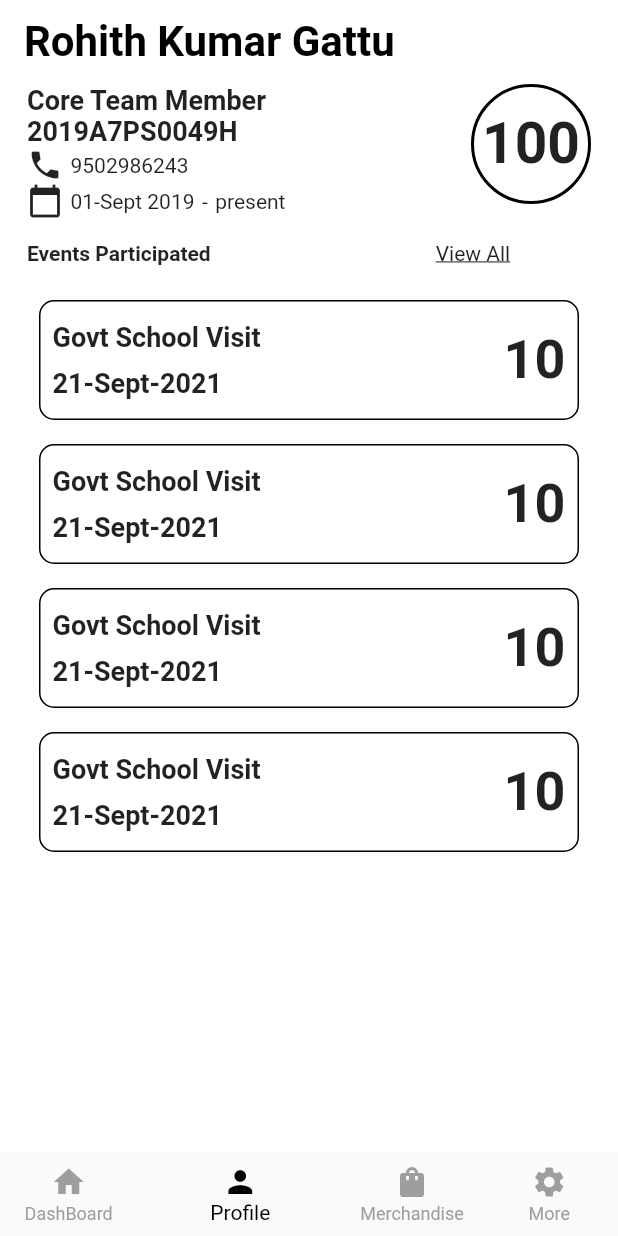
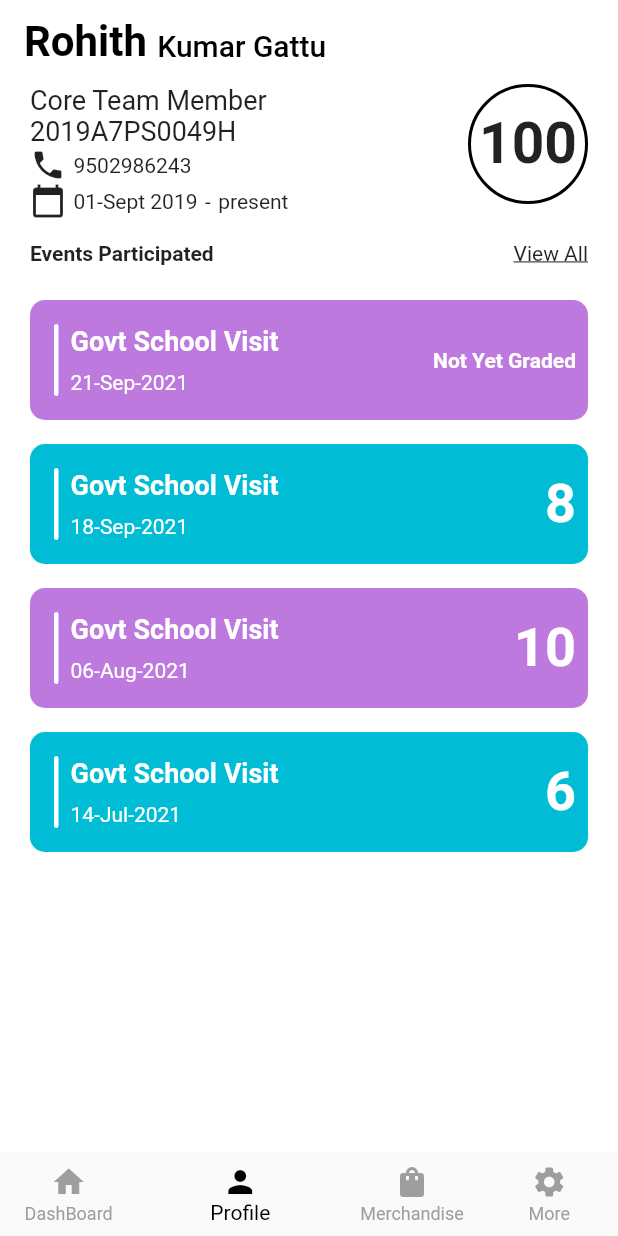
Before and after one commit to NSS-BPHC/nssapp, a Flutter app: the screen it shows after launch, item 2 of the bottom bar chosen, on a phone screen of 412 x 824 dp. Run offline on Flutter 3.47's test engine with Material 2 defaults, Android fonts, the phone set to English and light mode, and no system bars.

Commit message:
fix(user-Profile): modify UI with proper allignment

```diff
--- a/lib/views/screens/volunteerProfile.dart
+++ b/lib/views/screens/volunteerProfile.dart
@@ -9,10 +9,10 @@ class VolunteerProfileScreen extends StatefulWidget {
 }
 
 final List<EventModel> items = [
-  EventModel(title: "Govt School Visit", date: "21-Sept-2021", score: 10),
-  EventModel(title: "Govt School Visit", date: "21-Sept-2021", score: 10),
-  EventModel(title: "Govt School Visit", date: "21-Sept-2021", score: 10),
-  EventModel(title: "Govt School Visit", date: "21-Sept-2021", score: 10),
+  EventModel(title: "Govt School Visit", date: "21-Sep-2021", score: 0),
+  EventModel(title: "Govt School Visit", date: "18-Sep-2021", score: 8),
+  EventModel(title: "Govt School Visit", date: "06-Aug-2021", score: 10),
+  EventModel(title: "Govt School Visit", date: "14-Jul-2021", score: 6),
 ];
 
 class EventModel {
@@ -31,15 +31,30 @@ class _VolunteerProfileScreenState extends State<VolunteerProfileScreen> {
       appBar: AppBar(
         backgroundColor: Colors.white,
         elevation: 0.0,
-        title: Text(
-          'Rohith Kumar Gattu',
-          style: TextStyle(
-              fontWeight: FontWeight.bold, fontSize: 28, color: Colors.black),
+        title: Row(
+          crossAxisAlignment: CrossAxisAlignment.baseline,
+          textBaseline: TextBaseline.alphabetic,
+          children: [
+            Text(
+              'Rohith ',
+              style: TextStyle(
+                  fontWeight: FontWeight.bold,
+                  fontSize: 28,
+                  color: Colors.black),
+            ),
+            Text(
+              'Kumar Gattu',
+              style: TextStyle(
+                fontSize: 20,
+                color: Colors.black,
+              ),
+            ),
+          ],
         ),
         centerTitle: false,
       ),
       body: Padding(
-        padding: const EdgeInsets.symmetric(horizontal: 18.0),
+        padding: const EdgeInsets.symmetric(horizontal: 20.0),
         child: Column(
           crossAxisAlignment: CrossAxisAlignment.start,
           children: [
@@ -53,13 +68,11 @@ class _VolunteerProfileScreenState extends State<VolunteerProfileScreen> {
                   children: [
                     Text(
                       'Core Team Member',
-                      style:
-                          TextStyle(fontWeight: FontWeight.bold, fontSize: 18),
+                      style: TextStyle(fontSize: 18),
                     ),
                     Text(
                       '2019A7PS0049H',
-                      style:
-                          TextStyle(fontWeight: FontWeight.bold, fontSize: 18),
+                      style: TextStyle(fontSize: 18),
                     ),
                     Row(
                       children: [
@@ -93,10 +106,8 @@ class _VolunteerProfileScreenState extends State<VolunteerProfileScreen> {
                   width: 80.0,
                   height: 80.0,
                   decoration: BoxDecoration(
-                    color: Colors.white,
                     shape: BoxShape.circle,
                     border: Border.all(
-                      color: Colors.black,
                       width: 2.0,
                     ),
                   ),
@@ -114,13 +125,11 @@ class _VolunteerProfileScreenState extends State<VolunteerProfileScreen> {
               height: 15,
             ),
             Row(
+              mainAxisAlignment: MainAxisAlignment.spaceBetween,
               children: [
                 Text(
                   'Events Participated',
                   style: TextStyle(fontWeight: FontWeight.bold, fontSize: 14),
-                ),
-                SizedBox(
-                  width: 150,
                 ),
                 Text(
                   'View All',
--- a/lib/views/widgets/eventCard.dart
+++ b/lib/views/widgets/eventCard.dart
@@ -14,38 +14,75 @@ class _EventCardState extends State<EventCard> {
   @override
   Widget build(BuildContext context) {
     return Padding(
-      padding: const EdgeInsets.all(8.0),
+      padding: const EdgeInsets.symmetric(vertical: 8.0),
       child: Container(
         width: 80.0,
         height: 80.0,
         decoration: BoxDecoration(
+          color: (widget.eventModel.date[0] == '1')
+              ? Color(0xff00bcd4)
+              : Color(0xffbe79df),
           borderRadius: BorderRadius.all(Radius.circular(10)),
-          border: Border.all(color: Colors.black),
         ),
         child: Padding(
           padding: const EdgeInsets.all(8.0),
+          child: Row(
+            children: [
+              Padding(
+                padding: const EdgeInsets.all(8.0),
+                child: Container(
+                  width: 3,
+                  decoration: BoxDecoration(
+                      color: Colors.white,
+                      borderRadius: BorderRadius.all(Radius.circular(10))),
+                ),
+              ),
+              Expanded(
                 child: Row(
                   crossAxisAlignment: CrossAxisAlignment.center,
                   mainAxisAlignment: MainAxisAlignment.spaceBetween,
                   children: [
                     Column(
                       crossAxisAlignment: CrossAxisAlignment.start,
-                mainAxisAlignment: MainAxisAlignment.spaceAround,
+                      mainAxisAlignment: MainAxisAlignment.spaceEvenly,
                       children: [
                         Text(
                           widget.eventModel.title,
-                    style: TextStyle(fontWeight: FontWeight.bold, fontSize: 18),
+                          style: TextStyle(
+                            fontWeight: FontWeight.bold,
+                            fontSize: 18,
+                            color: Colors.white,
+                          ),
                         ),
                         Text(
                           widget.eventModel.date,
-                    style: TextStyle(fontWeight: FontWeight.bold, fontSize: 18),
+                          style: TextStyle(
+                            fontSize: 14,
+                            color: Colors.white,
+                          ),
                         ),
                       ],
                     ),
-              Text(
+                    widget.eventModel.score != 0
+                        ? Text(
                             widget.eventModel.score.toString(),
-                style: TextStyle(fontWeight: FontWeight.bold, fontSize: 36),
+                            style: TextStyle(
+                              fontWeight: FontWeight.bold,
+                              fontSize: 36,
+                              color: Colors.white,
+                            ),
                           )
+                        : Text(
+                            'Not Yet Graded',
+                            style: TextStyle(
+                              fontWeight: FontWeight.bold,
+                              fontSize: 14,
+                              color: Colors.white,
+                            ),
+                          )
+                  ],
+                ),
+              ),
             ],
           ),
         ),
```
Lines whose indentation alone changed are shown as unchanged.
